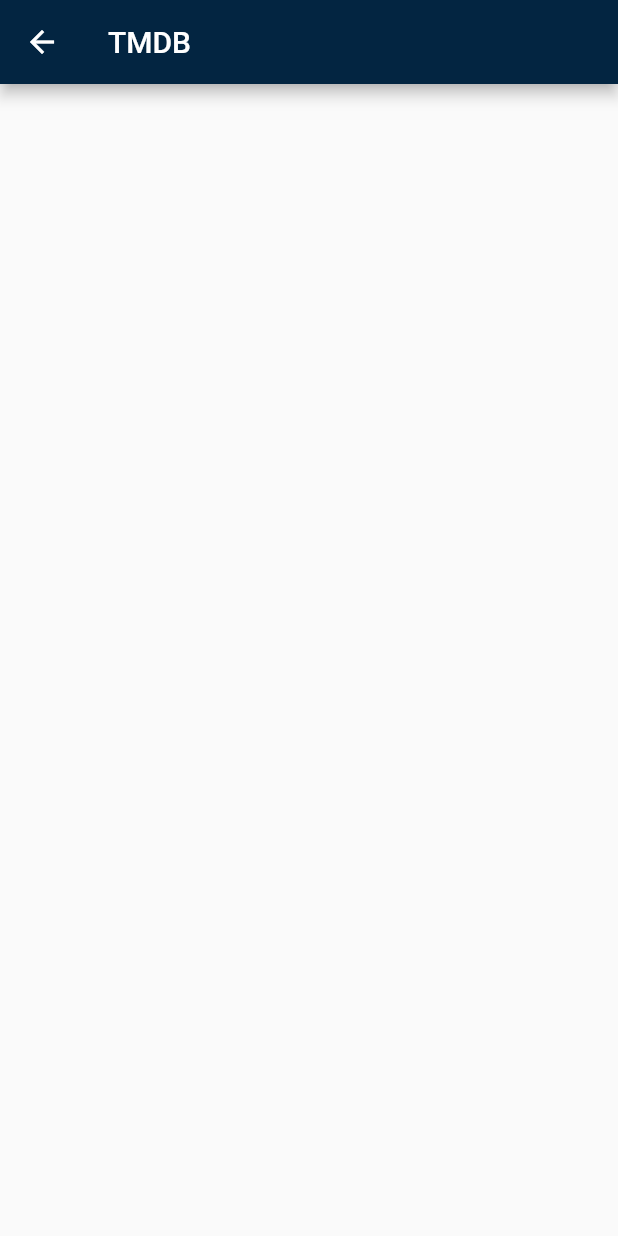
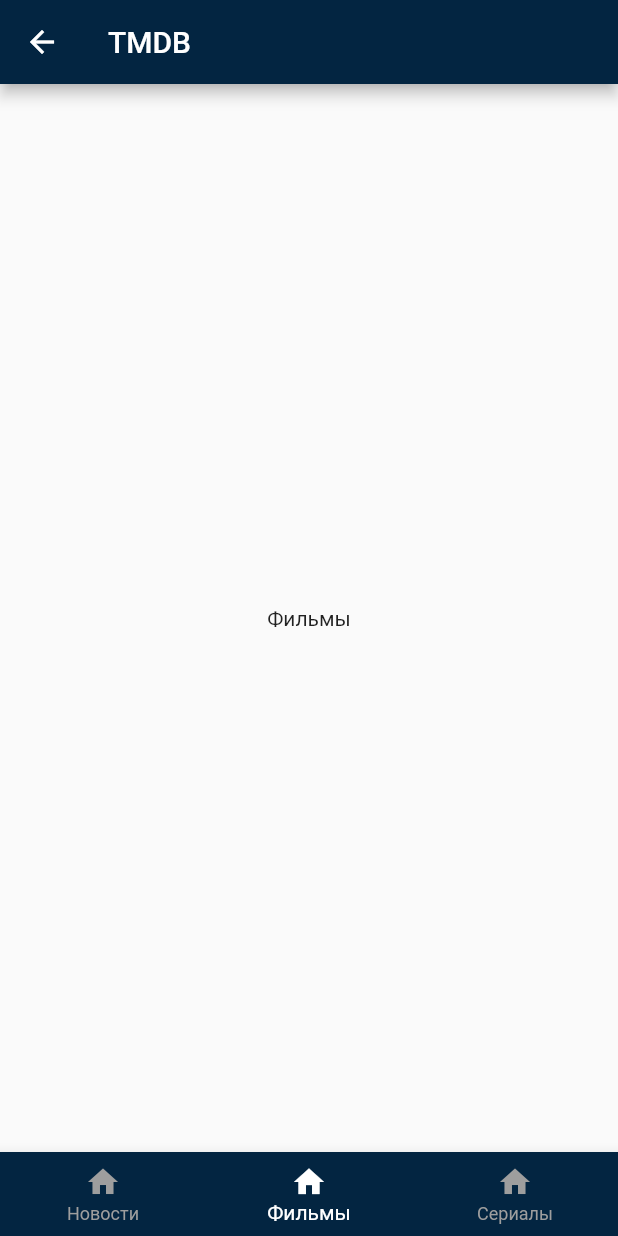
Before and after one commit to natalya777/themoviedb, a Flutter app: the MainScreenWidget screen opened by its route, on a phone screen of 412 x 824 dp. Run offline on Flutter 3.47's test engine with Material 2 defaults, Android fonts, the phone set to English and light mode, and no system bars.

Commit message:
bottomnavigationbar

```diff
--- /dev/null
+++ b/lib/Theme/app_colors.dart
@@ -0,0 +1,5 @@
+import 'package:flutter/material.dart';
+
+abstract class AppColors {
+  static const mainDarkBlue = Color.fromRGBO(3, 37, 65, 11);
+}
--- a/lib/widgets/main_screen/main_screen.dart
+++ b/lib/widgets/main_screen/main_screen.dart
@@ -10,12 +10,36 @@ class MainScreenWidget extends StatefulWidget {
 }
 
 class _MainScreenWidgetState extends State<MainScreenWidget> {
+  int _selectedTab = 1;
+  void onSelectedTab(int index) {
+    if (_selectedTab == index) return;
+    setState(() {
+      _selectedTab = index;
+    });
+  }
+
+  static const List<Widget> _widgetOptions = <Widget>[
+    Text('Новости'),
+    Text('Фильмы'),
+    Text('Сералы'),
+  ];
+
   @override
   Widget build(BuildContext context) {
     return Scaffold(
       appBar: AppBar(
         title: Text('TMDB'),
       ),
+      body: Center(child: _widgetOptions[_selectedTab]),
+      bottomNavigationBar: BottomNavigationBar(
+        currentIndex: _selectedTab,
+        items: [
+          BottomNavigationBarItem(icon: Icon(Icons.home), label: 'Новости'),
+          BottomNavigationBarItem(icon: Icon(Icons.home), label: 'Фильмы'),
+          BottomNavigationBarItem(icon: Icon(Icons.home), label: 'Сериалы'),
+        ],
+        onTap: onSelectedTab,
+      ),
     );
   }
 }
```
Also changed, not shown: lib/main.dart (+19 -12 lines), lib/widgets/auth/auth_widget.dart (+4 -4 lines).
